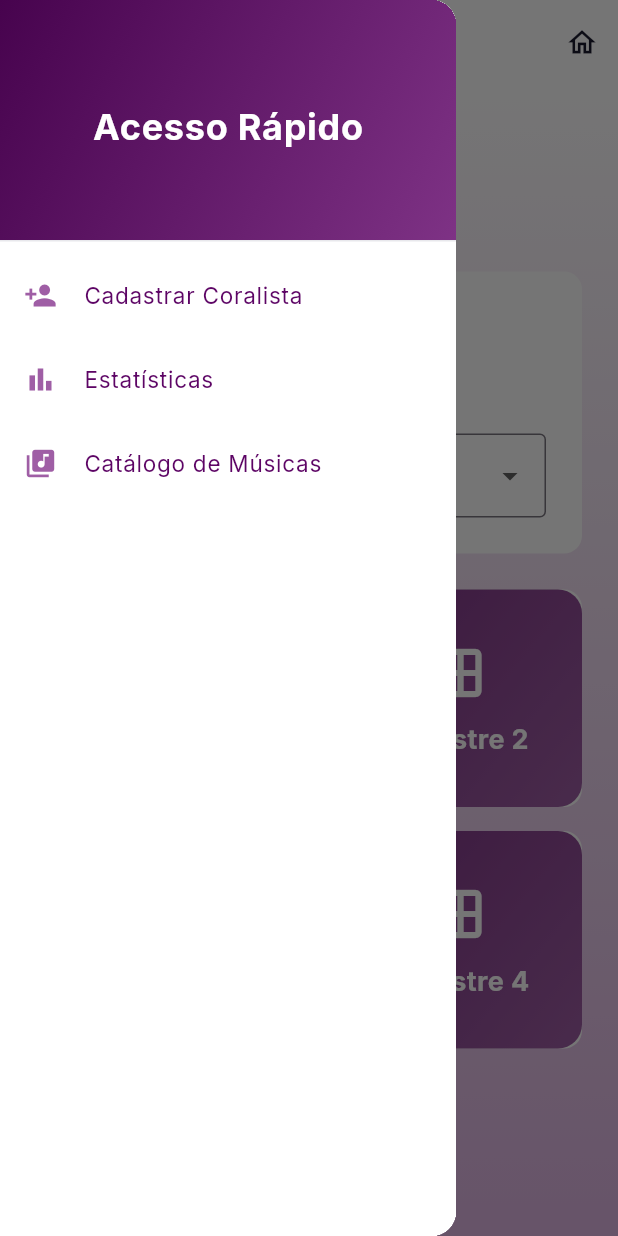
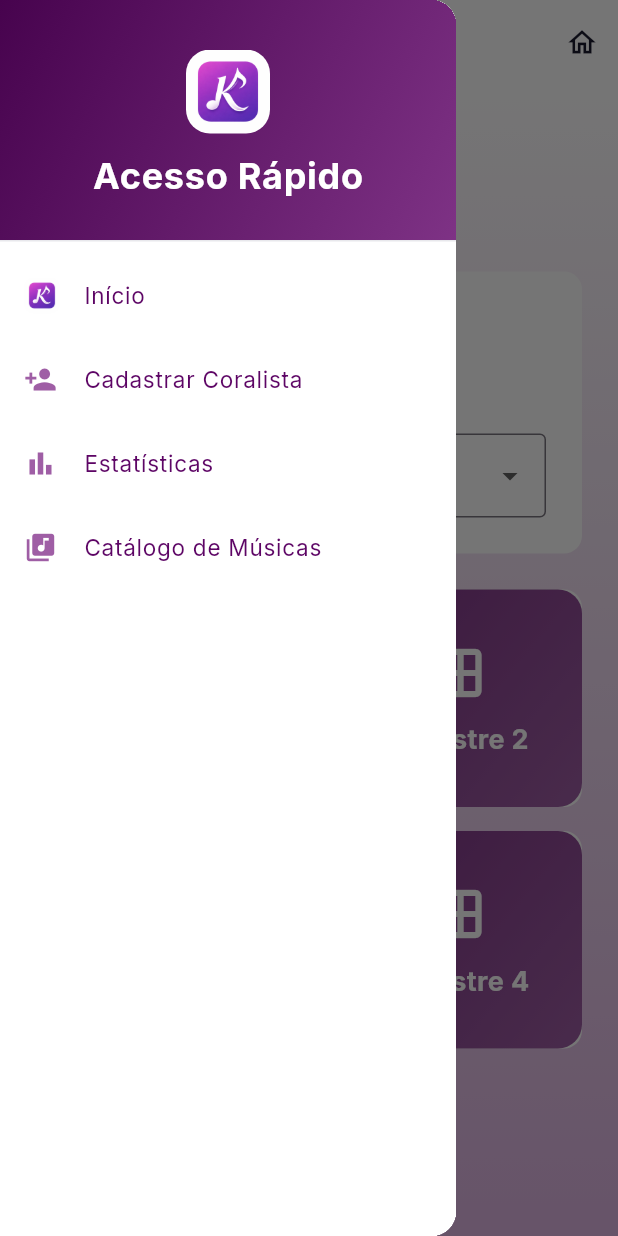
Before and after one commit to Ytallo16/frequenciakoinonia, a Flutter app: the HomeScreen screen opened by its route, with the side drawer open, on a phone screen of 412 x 824 dp. Run offline on Flutter 3.47's test engine with Material 3 defaults, Android fonts, the phone set to English and light mode, and no system bars; our stand-ins replace file_picker, fl_chart, google_fonts, mask_text_input_formatter; network calls fail.

Commit message:
Refactor code structure for improved readability and maintainability

```diff
--- a/lib/screens/home_screen.dart
+++ b/lib/screens/home_screen.dart
@@ -108,16 +108,52 @@ class _HomeScreenState extends State<HomeScreen> {
                     end: Alignment.bottomRight,
                   ),
                 ),
-                child: const Center(
-                  child: Text(
-                    'Acesso Rápido',
-                    style: TextStyle(
-                      color: Colors.white,
-                      fontSize: 24,
-                      fontWeight: FontWeight.bold,
+                child: Column(
+                  mainAxisAlignment: MainAxisAlignment.center,
+                  children: [
+                    ClipRRect(
+                      borderRadius: BorderRadius.circular(16),
+                      child: Image.asset(
+                        'assets/icons/app_icon.png',
+                        width: 56,
+                        height: 56,
+                        fit: BoxFit.cover,
+                      ),
                     ),
+                    const SizedBox(height: 10),
+                    const Text(
+                      'Acesso Rápido',
+                      style: TextStyle(
+                        color: Colors.white,
+                        fontSize: 24,
+                        fontWeight: FontWeight.bold,
+                      ),
+                    ),
+                  ],
+                ),
+              ),
+              ListTile(
+                leading: ClipRRect(
+                  borderRadius: BorderRadius.circular(6),
+                  child: Image.asset(
+                    'assets/icons/app_icon.png',
+                    width: 24,
+                    height: 24,
+                    fit: BoxFit.cover,
                   ),
                 ),
+                title: const Text(
+                  'Início',
+                  style: TextStyle(color: Color(0xFF5d0565)),
+                ),
+                onTap: () {
+                  Navigator.pop(context);
+                  Navigator.pushNamedAndRemoveUntil(
+                    context,
+                    '/inicio',
+                    (route) => false,
+                  );
+                },
               ),
               ListTile(
                 leading: const Icon(Icons.person_add, color: Color(0xFF9f5ea5)),
--- a/pubspec.yaml
+++ b/pubspec.yaml
@@ -67,9 +67,9 @@ flutter:
   uses-material-design: true
 
   # To add assets to your application, add an assets section, like this:
-  # assets:
-  #   - images/a_dot_burr.jpeg
-  #   - images/a_dot_ham.jpeg
+  assets:
+    - assets/icons/app_icon.png
+    - assets/icons/app_icon.svg
 
   # An image asset can refer to one or more resolution-specific "variants", see
   # https://flutter.dev/to/resolution-aware-images
```
Also changed, not shown: lib/mock_data.dart (+1 -11 lines), lib/screens/inicio_screen.dart (+16 -1 lines), assets/icons/app_icon.png (added), assets/icons/app_icon.svg (added), assets/icons/source_IMG_9867.PNG (added), assets/icons/source_icone_koinonia.svg (added), 4 other files.
